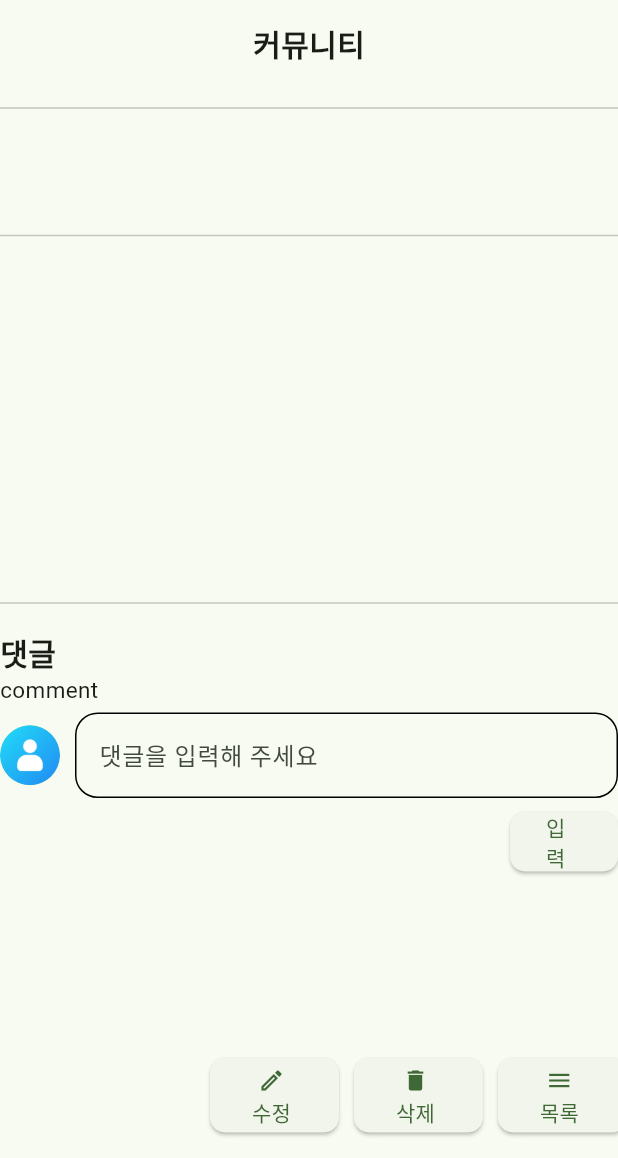
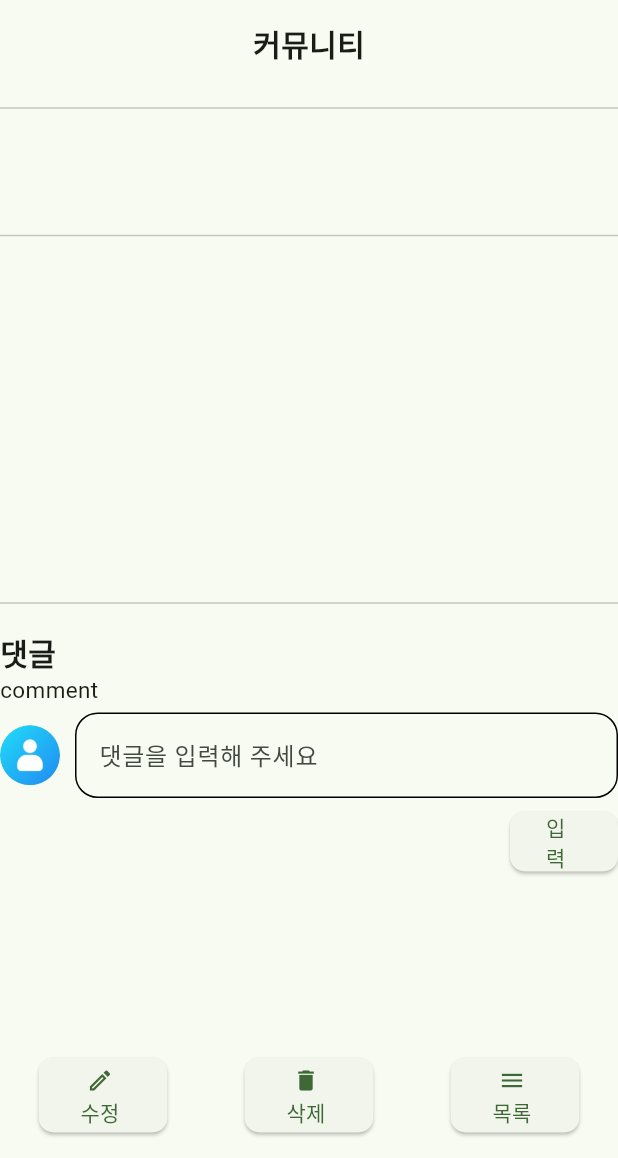
Before and after one commit to Oh-Kang94/Season3_Main-Project_Disabled-App, a Flutter app: the BoardDetail screen opened directly with empty values, on a phone screen of 412 x 824 dp, the part 78-1236 px from its top. Run offline on Flutter 3.47's test engine with Material 2 defaults, Android fonts, the phone set to English and light mode, and no system bars; our stand-ins replace animated_splash_screen, cloud_firestore, firebase_core, firebase_storage, flutter_dotenv, flutter_markdown and 11 more; missing offline and left inert: jwt_decode, kakao_flutter_sdk_user, kpostal; accounts and stored records are empty; Roboto replaces fonts that are missing (NotoSansKR-Light, NotoSansKR-Regular); project files that could hold a hidden picture were left out.

Commit message:
fix board
commit #074

```diff
--- a/lib/view/board_detail.dart
+++ b/lib/view/board_detail.dart
@@ -1,11 +1,11 @@
 import 'package:cloud_firestore/cloud_firestore.dart';
 import 'package:flutter/material.dart';
 import 'package:get/get.dart';
-import 'package:get/get_core/src/get_main.dart';
-import 'package:season3_team1_mainproject/view/community.dart';
 
+import '../vm/home_ctrl.dart';
 import 'appbar/myappbar.dart';
 import 'board_update.dart';
+import 'home.dart';
 
 class BoardDetail extends StatefulWidget {
   const BoardDetail({super.key});
@@ -33,7 +33,7 @@ class _BoardDetailState extends State<BoardDetail> {
   Widget build(BuildContext context) {
     var board = Get.arguments ?? "_";
     return Scaffold(
-     appBar: MyAppBar(),
+      appBar: const MyAppBar(),
       body: SingleChildScrollView(
         child: GestureDetector(
           onTap: () => FocusScope.of(context).unfocus(),
@@ -52,15 +52,15 @@ class _BoardDetailState extends State<BoardDetail> {
                   ),
                 ),
               ),
-              SizedBox(
+              const SizedBox(
                 height: 10,
               ),
-              Divider(
+              const Divider(
                 thickness: 1.0,
               ),
               Row(
                 children: [
-                  SizedBox(
+                  const SizedBox(
                     width: 300,
                   ),
                   Text(board.date),
@@ -71,42 +71,53 @@ class _BoardDetailState extends State<BoardDetail> {
                 children: [
                   Text(
                     board.title,
-                    style: TextStyle(fontSize: 20, fontWeight: FontWeight.bold),
+                    style: const TextStyle(
+                        fontSize: 20, fontWeight: FontWeight.bold),
                   ),
-                  SizedBox(
+                  const SizedBox(
                     height: 20,
                   ),
-                  Divider(
+                  const Divider(
                     thickness: 1.0,
                   ),
                   Text(
                     board.content,
+                    style: const TextStyle(
+                        fontSize: 20, fontWeight: FontWeight.bold),
+                  ),
+                  const SizedBox(
+                    height: 200,
+                  ),
+                  const Divider(
+                    thickness: 1.0,
+                  ),
+                  const SizedBox(
+                    width: 10,
+                    height: 10,
+                  ),
+                  const Text(
+                    '댓글',
                     style: TextStyle(fontSize: 20, fontWeight: FontWeight.bold),
                   ),
-                  SizedBox(
-                    height: 200,
-                  ),
-                  Divider(
-                    thickness: 1.0,
-                  ),
-                  SizedBox(width: 10,height: 10,),
-                  Text('댓글', style: TextStyle(fontSize: 20,fontWeight: FontWeight.bold),),
-                    Text(
+                  const Text(
                     'comment',
                     // board.comment,
-                    style: TextStyle(fontSize: 15, ),
+                    style: TextStyle(
+                      fontSize: 15,
                     ),
-                      SizedBox(
-                    height: 5,),
+                  ),
+                  const SizedBox(
+                    height: 5,
+                  ),
                   Row(
                     children: [
-                      CircleAvatar(
+                      const CircleAvatar(
                         backgroundImage: AssetImage(
                           'assets/images/user.png',
                         ),
                         radius: 20,
                       ),
-                      SizedBox(width: 10), // 간격 추가
+                      const SizedBox(width: 10), // 간격 추가
                       Expanded(
                         // TextField를 확장하여 빈 공간을 모두 사용
                         child: TextField(
@@ -127,7 +138,7 @@ class _BoardDetailState extends State<BoardDetail> {
                             ),
                           ),
                           keyboardType: TextInputType.text,
-                          style: TextStyle(
+                          style: const TextStyle(
                             fontSize: 16,
                           ),
                         ),
@@ -144,17 +155,17 @@ class _BoardDetailState extends State<BoardDetail> {
                       },
                       style: ElevatedButton.styleFrom(
                         shape: RoundedRectangleBorder(
-                      borderRadius: BorderRadius.circular(10),),), //버튼 모양 각지게),
-                          child: Text('입력'),
+                          borderRadius: BorderRadius.circular(10),
+                        ),
+                      ), //버튼 모양 각지게),
+                      child: const Text('입력'),
                     ),
                   ),
                 ],
               ),
               Row(
+                mainAxisAlignment: MainAxisAlignment.spaceAround,
                 children: [
-                  const SizedBox(
-                    width: 140,
-                  ),
                   ElevatedButton.icon(
                     onPressed: () {
                       //게시글 수정 기능
@@ -163,7 +174,7 @@ class _BoardDetailState extends State<BoardDetail> {
                       Get.to(const BoardUpdate(), arguments: board);
                     },
                     style: ElevatedButton.styleFrom(
-                      minimumSize: Size(50, 50),
+                      minimumSize: const Size(50, 50),
                       shape: RoundedRectangleBorder(
                         borderRadius: BorderRadius.circular(10),
                       ),
@@ -184,10 +195,7 @@ class _BoardDetailState extends State<BoardDetail> {
                         ),
                       ],
                     ),
-                    label: SizedBox.shrink(),
-                  ),
-                  SizedBox(
-                    width: 10,
+                    label: const SizedBox.shrink(),
                   ),
                   ElevatedButton.icon(
                     onPressed: () {
@@ -203,29 +211,32 @@ class _BoardDetailState extends State<BoardDetail> {
                                     onPressed: () {
                                       Get.back();
                                     },
-                                    child: Text(
+                                    child: const Text(
                                       'EXIT',
-                                      style:
-                                          TextStyle(fontWeight: FontWeight.bold),
+                                      style: TextStyle(
+                                          fontWeight: FontWeight.bold),
                                     )),
                                 TextButton(
                                     onPressed: () {
                                       board.ref.delete();
-                                      Get.off(const Community());
+                                      HomeController homeController =
+                                          Get.find();
+                                      homeController.controller.animateTo(3);
+                                      Get.off(const Home());
                                     },
                                     style: TextButton.styleFrom(
                                         foregroundColor: Colors.red),
-                                    child: Text(
+                                    child: const Text(
                                       'DELETE',
-                                      style:
-                                          TextStyle(fontWeight: FontWeight.bold),
+                                      style: TextStyle(
+                                          fontWeight: FontWeight.bold),
                                     )),
                               ],
                             )
                           ]);
                     },
                     style: ElevatedButton.styleFrom(
-                      minimumSize: Size(50, 50),
+                      minimumSize: const Size(50, 50),
                       shape: RoundedRectangleBorder(
                         borderRadius: BorderRadius.circular(10),
                       ),
@@ -246,17 +257,16 @@ class _BoardDetailState extends State<BoardDetail> {
                         ),
                       ],
                     ),
-                    label: SizedBox.shrink(),
-                  ),
-                  SizedBox(
-                    width: 10,
+                    label: const SizedBox.shrink(),
                   ),
                   ElevatedButton.icon(
                     onPressed: () {
-                      Get.to(Community());
+                      HomeController homeController = Get.find();
+                      homeController.controller.animateTo(3);
+                      Get.to(const Home());
                     },
                     style: ElevatedButton.styleFrom(
-                      minimumSize: Size(50, 50),
+                      minimumSize: const Size(50, 50),
                       shape: RoundedRectangleBorder(
                         borderRadius: BorderRadius.circular(10),
                       ),
@@ -277,8 +287,8 @@ class _BoardDetailState extends State<BoardDetail> {
                         ),
                       ],
                     ),
-                    label:
-                        SizedBox.shrink(), // 라벨을 감추기 위해 SizedBox.shrink()를 사용합니다.
+                    label: const SizedBox
+                        .shrink(), // 라벨을 감추기 위해 SizedBox.shrink()를 사용합니다.
                   ),
                 ],
               )
--- a/lib/view/community.dart
+++ b/lib/view/community.dart
@@ -1,7 +1,6 @@
 import 'package:cloud_firestore/cloud_firestore.dart';
 import 'package:flutter/material.dart';
 import 'package:get/get.dart';
-import 'package:get/get_core/src/get_main.dart';
 
 import '../model/board_model.dart';
 import 'board_detail.dart';
```
Also changed, not shown: lib/view/board_insert.dart (+21 -14 lines). Lines whose indentation alone changed are shown as unchanged.
